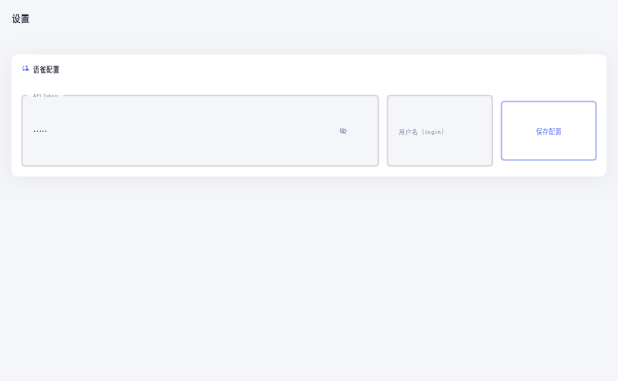
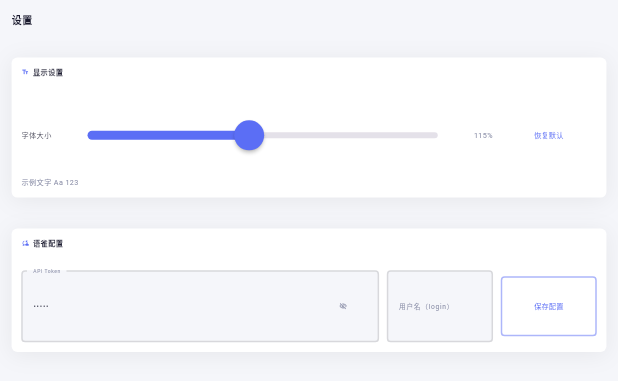
Before and after one commit to lynusx/dotnest, a Flutter app: the SettingsPage widget shown alone on an empty page, opened directly, on a phone screen of 412 x 824 dp. Shown: the top 381 px of the screen. Run offline on Flutter 3.47's test engine with Material 3 defaults, Android fonts, the light colour scheme and no system bars; our stand-ins replace dio, file_picker, flutter_screenutil, shared_preferences; missing offline and left inert: analyzer, dart_style; accounts and stored records are empty; Roboto replaces fonts that are missing (Segoe UI).

Commit message:
feat(settings): 新增全局字号缩放设置，调整默认字体大小
- 新增 SettingsViewModel，持久化 fontScale（默认 1.15，范围 0.85~1.5）
- app.dart 通过 MediaQuery.textScaler 在 MaterialApp.builder 中应用全局缩放，
  无需改动现有约 130 处硬编码的 .sp 字号
- main.dart 注册 SettingsViewModel Provider
- 设置页新增显示设置卡片：滑块调节字号、百分比展示、恢复默认按钮
- 新增单元测试覆盖默认值、持久化、范围裁剪、恢复默认

```diff
--- a/lib/features/settings/view/settings_page.dart
+++ b/lib/features/settings/view/settings_page.dart
@@ -3,6 +3,7 @@ import 'package:flutter_screenutil/flutter_screenutil.dart';
 import 'package:provider/provider.dart';
 import '../../../core/theme/app_theme.dart';
 import '../../yuque/viewmodel/yuque_viewmodel.dart';
+import '../viewmodel/settings_viewmodel.dart';
 
 class SettingsPage extends StatefulWidget {
   const SettingsPage({super.key});
@@ -64,10 +65,104 @@ class _SettingsPageState extends State<SettingsPage> {
               ),
             ),
             SizedBox(height: 20.h),
+            _buildDisplaySettingsCard(),
+            SizedBox(height: 20.h),
             _buildYuqueConfigCard(),
           ],
         ),
       ),
+    );
+  }
+
+  Widget _buildDisplaySettingsCard() {
+    return Consumer<SettingsViewModel>(
+      builder: (context, settings, _) {
+        return Container(
+          decoration: BoxDecoration(
+            color: AppColors.cardBg,
+            borderRadius: BorderRadius.circular(12.r),
+            boxShadow: [
+              BoxShadow(
+                color: Colors.black.withValues(alpha: 0.06),
+                blurRadius: 12,
+                offset: const Offset(0, 2),
+              ),
+            ],
+          ),
+          padding: EdgeInsets.all(20.r),
+          child: Column(
+            crossAxisAlignment: CrossAxisAlignment.start,
+            children: [
+              Row(
+                children: [
+                  Icon(
+                    Icons.text_fields_rounded,
+                    size: 16.sp,
+                    color: AppColors.sidebarIndicator,
+                  ),
+                  SizedBox(width: 8.w),
+                  Text(
+                    '显示设置',
+                    style: TextStyle(
+                      fontSize: 13.sp,
+                      fontWeight: FontWeight.w600,
+                      color: AppColors.textPrimary,
+                    ),
+                  ),
+                ],
+              ),
+              SizedBox(height: 14.h),
+              Row(
+                children: [
+                  Text(
+                    '字体大小',
+                    style: TextStyle(
+                      fontSize: 13.sp,
+                      color: AppColors.textPrimary,
+                    ),
+                  ),
+                  Expanded(
+                    child: Slider(
+                      value: settings.fontScale,
+                      min: SettingsViewModel.minFontScale,
+                      max: SettingsViewModel.maxFontScale,
+                      activeColor: AppColors.sidebarIndicator,
+                      onChanged: (value) => settings.setFontScale(value),
+                    ),
+                  ),
+                  SizedBox(
+                    width: 48.w,
+                    child: Text(
+                      '${(settings.fontScale * 100).round()}%',
+                      style: TextStyle(
+                        fontSize: 13.sp,
+                        color: AppColors.textSecondary,
+                      ),
+                    ),
+                  ),
+                  SizedBox(width: 8.w),
+                  TextButton(
+                    onPressed: settings.resetFontScale,
+                    style: TextButton.styleFrom(
+                      foregroundColor: AppColors.sidebarIndicator,
+                      padding: EdgeInsets.symmetric(horizontal: 10.w),
+                    ),
+                    child: Text('恢复默认', style: TextStyle(fontSize: 13.sp)),
+                  ),
+                ],
+              ),
+              SizedBox(height: 4.h),
+              Text(
+                '示例文字 Aa 123',
+                style: TextStyle(
+                  fontSize: 13.sp,
+                  color: AppColors.textSecondary,
+                ),
+              ),
+            ],
+          ),
+        );
+      },
     );
   }
 
@@ -143,12 +238,13 @@ class _SettingsPageState extends State<SettingsPage> {
                   OutlinedButton(
                     onPressed: vm.isLoading
                         ? null
-                        : () =>
-                              vm.saveConfig(_tokenCtrl.text, _loginCtrl.text),
+                        : () => vm.saveConfig(_tokenCtrl.text, _loginCtrl.text),
                     style: OutlinedButton.styleFrom(
                       foregroundColor: AppColors.sidebarIndicator,
                       side: BorderSide(
-                        color: AppColors.sidebarIndicator.withValues(alpha: 0.5),
+                        color: AppColors.sidebarIndicator.withValues(
+                          alpha: 0.5,
+                        ),
                       ),
                       padding: EdgeInsets.symmetric(
                         horizontal: 16.w,
--- /dev/null
+++ b/lib/features/settings/viewmodel/settings_viewmodel.dart
@@ -0,0 +1,39 @@
+import 'package:flutter/foundation.dart';
+import 'package:shared_preferences/shared_preferences.dart';
+
+/// 承载 App 级显示设置（当前仅字号缩放），持久化至本地存储
+class SettingsViewModel extends ChangeNotifier {
+  static const _keyFontScale = 'app_font_scale';
+
+  /// 默认字号缩放系数，大于 1.0 以解决默认字体偏小的问题
+  static const double defaultFontScale = 1.15;
+  static const double minFontScale = 0.85;
+  static const double maxFontScale = 1.5;
+
+  double _fontScale = defaultFontScale;
+
+  double get fontScale => _fontScale;
+
+  SettingsViewModel() {
+    _loadFontScale();
+  }
+
+  Future<void> _loadFontScale() async {
+    final prefs = await SharedPreferences.getInstance();
+    final saved = prefs.getDouble(_keyFontScale);
+    if (saved != null) {
+      _fontScale = saved.clamp(minFontScale, maxFontScale);
+      notifyListeners();
+    }
+  }
+
+  /// 更新字号缩放并持久化，超出范围的值会被裁剪
+  Future<void> setFontScale(double scale) async {
+    _fontScale = scale.clamp(minFontScale, maxFontScale);
+    notifyListeners();
+    final prefs = await SharedPreferences.getInstance();
+    await prefs.setDouble(_keyFontScale, _fontScale);
+  }
+
+  Future<void> resetFontScale() => setFontScale(defaultFontScale);
+}
--- a/lib/main.dart
+++ b/lib/main.dart
@@ -2,6 +2,7 @@ import 'package:flutter/material.dart';
 import 'package:provider/provider.dart';
 import 'app.dart';
 import 'features/extract/viewmodel/extract_viewmodel.dart';
+import 'features/settings/viewmodel/settings_viewmodel.dart';
 import 'features/yuque/viewmodel/yuque_viewmodel.dart';
 import 'layout/viewmodel/navigation_viewmodel.dart';
 
@@ -12,6 +13,7 @@ void main() {
         ChangeNotifierProvider(create: (_) => NavigationViewModel()),
         ChangeNotifierProvider(create: (_) => YuqueViewModel()),
         ChangeNotifierProvider(create: (_) => ExtractViewModel()),
+        ChangeNotifierProvider(create: (_) => SettingsViewModel()),
       ],
       child: const DotNestApp(),
     ),
```
Also changed, not shown: lib/app.dart (+15 -5 lines), 1 other file.
